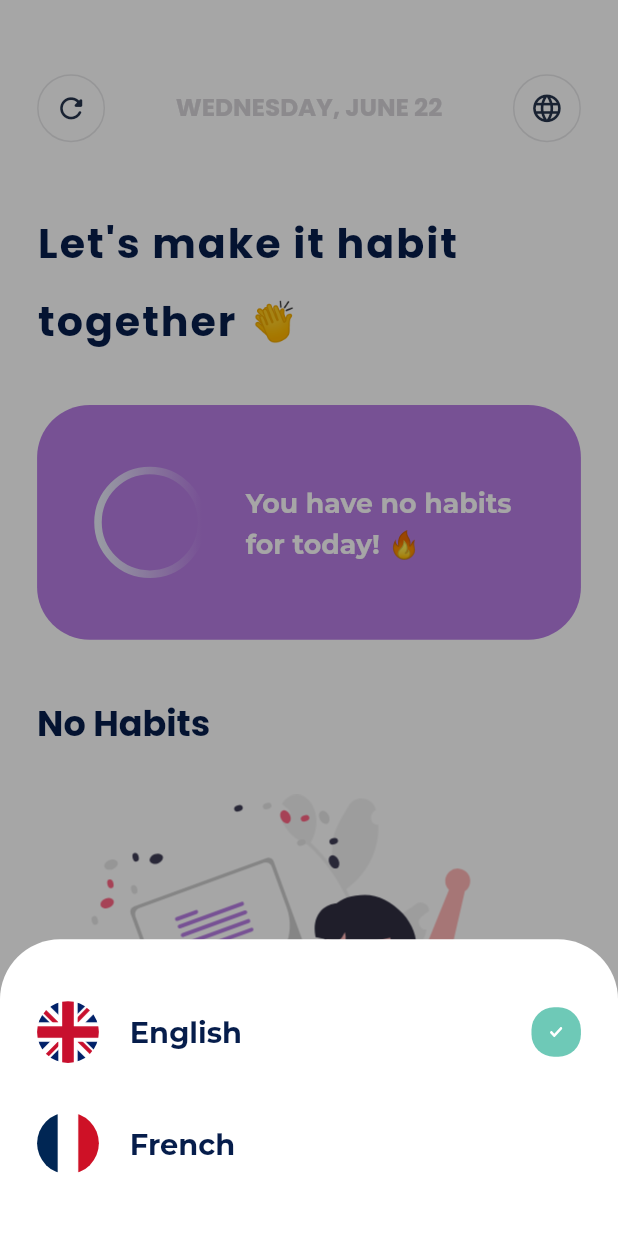
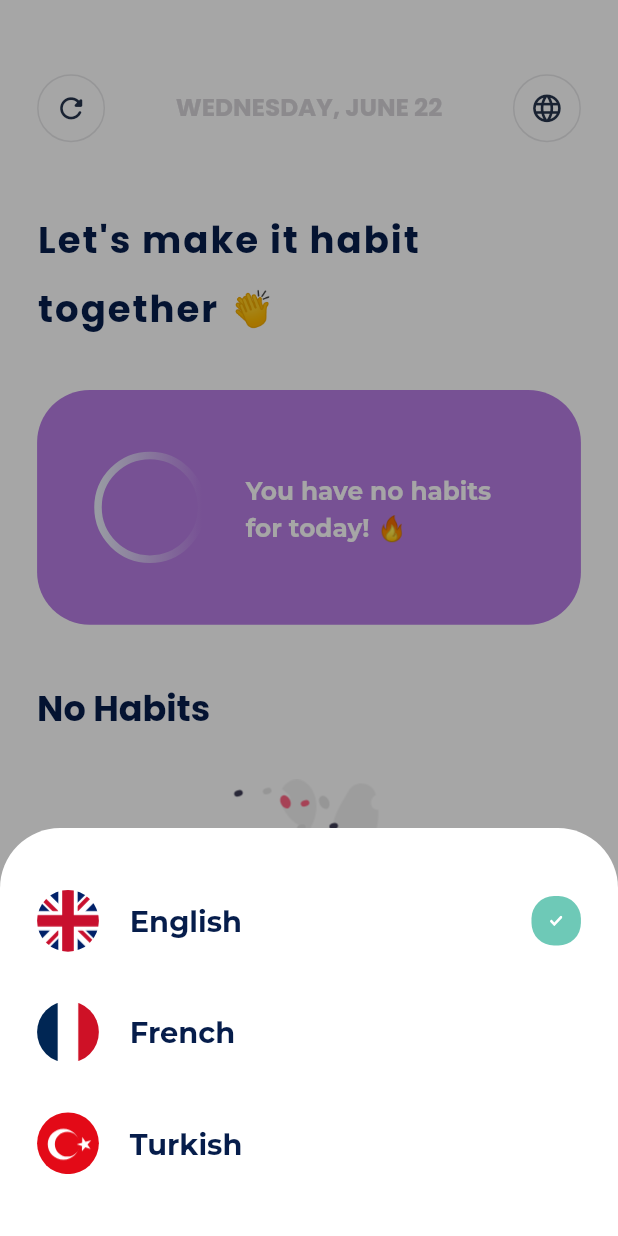
Before and after one commit to iamnijat/habitonic, a Flutter app: the _HomePageBody screen opened directly, after a tap on the "language" icon, on a phone screen of 412 x 824 dp. Run offline on Flutter 3.47's test engine with Material 2 defaults, Android fonts, the phone set to English and light mode, and no system bars; drawn by our look-alikes of percent_indicator; our stand-ins replace equatable, flutter_bloc, flutter_svg, flutter_svg_provider, freezed_annotation, get_it and 7 more; missing offline and left inert: fading_edge_scrollview, fimber, just_the_tooltip; accounts and stored records are empty; generated files the repository leaves out were written again.

Commit message:
Turkish langauge support has been added (#4)

```diff
--- a/lib/config/constants/assets.dart
+++ b/lib/config/constants/assets.dart
@@ -14,6 +14,7 @@ abstract class AppImages {
   static const filterIcon = 'assets/icons/filter_icon.svg';
   static const enFlag = 'assets/icons/flags/en_flag.svg';
   static const frFlag = 'assets/icons/flags/fr_flag.svg';
+  static const trFlag = 'assets/icons/flags/tr_flag.svg';
 
   /// Flares
   static const doneIconAnimation = 'assets/flares/done_icon.gif';
--- a/lib/config/constants/styles.dart
+++ b/lib/config/constants/styles.dart
@@ -11,9 +11,9 @@ abstract class AppStyles {
   static const notoSansRegularFontFamily = "Noto Sans";
   static const poppinsRegularFontFamily = "Poppins";
 
-  static final mainHeadlineColor20spw700PoppinsLineHeight = TextStyle(
+  static final mainHeadlineColor18spw700PoppinsLineHeight = TextStyle(
     color: AppPalette.mainHeadlineColor,
-    fontSize: 20.sp,
+    fontSize: 18.sp,
     height: 1.8,
     letterSpacing: 1.3,
     fontWeight: FontWeight.bold,
@@ -188,10 +188,10 @@ abstract class AppStyles {
       fontWeight: FontWeight.bold,
       fontSize: 11.sp);
 
-  static final whiteColor13spw600MontserratLineHeight = TextStyle(
+  static final whiteColor12spw600MontserratLineHeight = TextStyle(
     color: AppPalette.whiteColor,
     fontFamily: montserratRegularFontFamily,
-    fontSize: 13.sp,
+    fontSize: 12.sp,
     height: 1.5,
     fontWeight: FontWeight.w600,
   );
--- a/lib/config/utilities/languages_util.dart
+++ b/lib/config/utilities/languages_util.dart
@@ -18,6 +18,11 @@ abstract class LanguagesUtil {
         name: _localization.frenchLang,
         image: AppImages.frFlag,
       ),
+      LanguageViewModel(
+        languageCode: _localization.turkishLangLocale,
+        name: _localization.turkishLang,
+        image: AppImages.trFlag,
+      ),
     ];
   }
 }
--- a/lib/config/utilities/time_ago/time_ago_util.dart
+++ b/lib/config/utilities/time_ago/time_ago_util.dart
@@ -2,6 +2,7 @@ import 'package:timeago/timeago.dart';
 import 'package:flutter_gen/gen_l10n/app_localizations.dart';
 import 'custom_en_messages.dart';
 import 'custom_fr_messages.dart';
+import 'custom_tr_messages.dart';
 
 class TimeAgoUtil {
   const TimeAgoUtil._();
@@ -20,5 +21,6 @@ class TimeAgoUtil {
   static void _setCustomLocaleMessages(AppLocalizations _localization) {
     setLocaleMessages('fr', CustomFrMessages(_localization));
     setLocaleMessages('en', CustomEnMessages(_localization));
+    setLocaleMessages('tr', CustomTrMessages(_localization));
   }
 }
--- a/lib/l10n/app_tr.arb
+++ b/lib/l10n/app_tr.arb
@@ -24,7 +24,7 @@
         "type": "int",
         "example": "10"
         }
-      }",
+      }
     },
     "homeTodayHabitsTitle" : "Bugünkü Alışkanlıklar",
     "homeNoTodayHabitsTitle" : "Alışkanlık Yok",
@@ -37,7 +37,7 @@
         }
       }
     },
-    "homeNewHabitButtonText" : "Yeni Alışkanlıklar",
+    "homeNewHabitButtonText" : "Yeni",
     "newHabitModalSheetFormNameTitle" : "Alışkanlığınızı adlandırın",
     "newHabitModalSheetFormNameHintText" : "15 dakika boyunca kitap oku",
     "newHabitModalSheetFormEmojiTitle" : "Alışkanlığınız için bir simge seçin.",
@@ -45,7 +45,7 @@
     "newHabitModalSheetFormCreateHabitButtonText" : "Alışkanlığı oluşturun",
     "habitDetailsCurrentStreakTitle" : "Mevcut başarı",
     "habitDetailsRepeatTimesTitle" : "Kere tekrarla",
-    "habitDetailsRepeatTimesText": "{repeat} kere tekrarla",
+    "habitDetailsRepeatTimesText": "{repeat} kere",
     "@habitDetailsRepeatTimesText": {
     "placeholders": {
       "repeat": {
--- a/lib/presentation/widgets/home/home_title.dart
+++ b/lib/presentation/widgets/home/home_title.dart
@@ -8,7 +8,7 @@ class HomeTitle extends StatelessWidget {
   Widget build(BuildContext context) {
     return Text(
       _localization.homePageTitle,
-      style: AppStyles.mainHeadlineColor20spw700PoppinsLineHeight,
+      style: AppStyles.mainHeadlineColor18spw700PoppinsLineHeight,
     );
   }
 }
--- a/lib/presentation/widgets/home/progress_box/home_progress_box_desc.dart
+++ b/lib/presentation/widgets/home/progress_box/home_progress_box_desc.dart
@@ -13,7 +13,7 @@ class HomeProgressBoxDesc extends StatelessWidget {
       text: TextSpan(children: <TextSpan>[
         TextSpan(
           text: _progressTitle,
-          style: AppStyles.whiteColor13spw600MontserratLineHeight,
+          style: AppStyles.whiteColor12spw600MontserratLineHeight,
         ),
         TextSpan(
           text: _localization.homeProgressBoxDesc(_completed, _all),
--- a/lib/presentation/widgets/home/progress_box/home_progress_box_title.dart
+++ b/lib/presentation/widgets/home/progress_box/home_progress_box_title.dart
@@ -8,7 +8,7 @@ class HomeProgressBoxTitle extends StatelessWidget {
   Widget build(BuildContext context) {
     return Text(
       _localization.homeProgressBoxTitleWithNoProgress,
-      style: AppStyles.whiteColor13spw600MontserratLineHeight,
+      style: AppStyles.whiteColor12spw600MontserratLineHeight,
     );
   }
 }
--- a/lib/presentation/widgets/intro/intro_overview.dart
+++ b/lib/presentation/widgets/intro/intro_overview.dart
@@ -13,7 +13,7 @@ class IntroOverview extends StatelessWidget {
           child: Text(
             _localization.introPageTitle,
             textAlign: TextAlign.center,
-            style: AppStyles.mainHeadlineColor20spw700PoppinsLineHeight,
+            style: AppStyles.mainHeadlineColor18spw700PoppinsLineHeight,
           ),
         ),
         const VerticalSpacer(2),
```
Also changed, not shown: lib/config/utilities/time_ago/custom_tr_messages.dart (added, +42 -0 lines), assets/icons/flags/tr_flag.svg (added).
